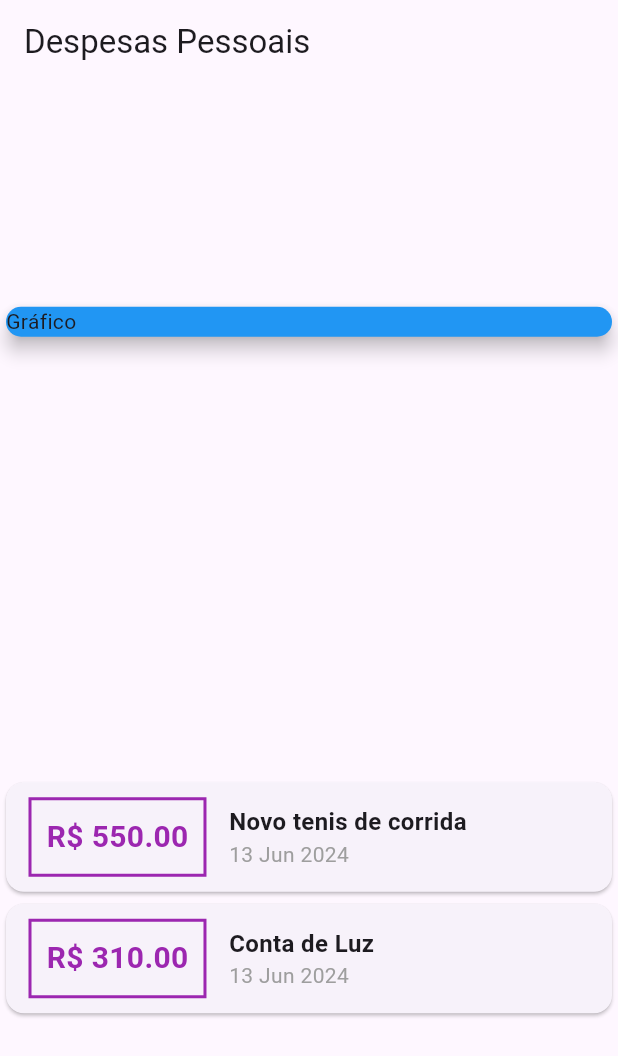
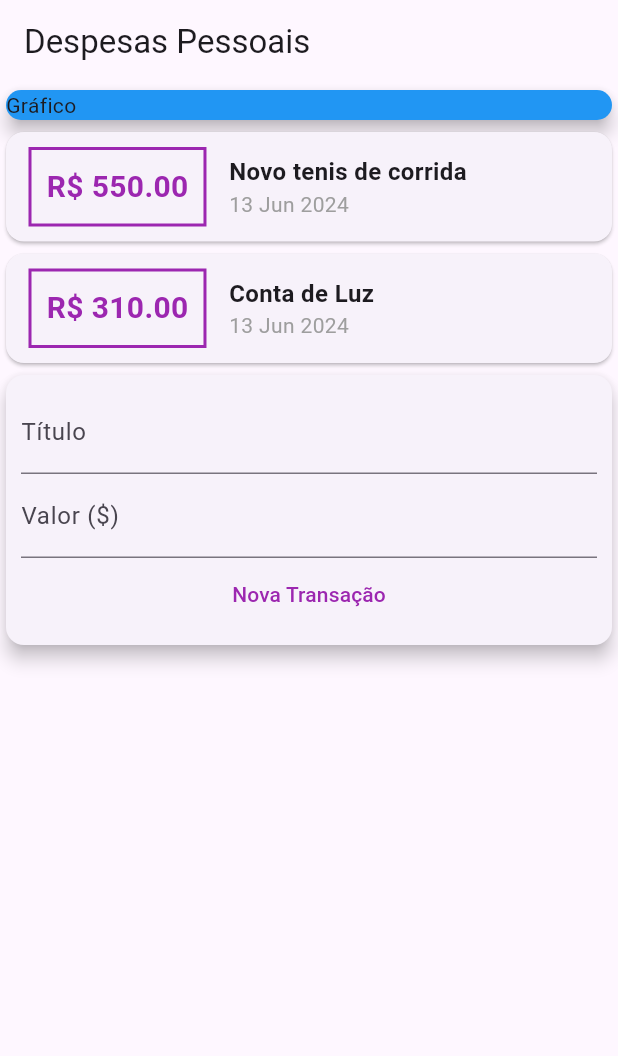
Before and after one commit to alexandreccarmo/despesas_pessoais_flutter, a Flutter app: the screen it shows after launch, on a phone screen of 412 x 824 dp. Shown: the top 1056 px of the screen. Run offline on Flutter 3.47's test engine with Material 3 defaults, Android fonts, the light colour scheme and no system bars.

Commit message:
adicionado formulario inicial

```diff
--- a/expenses_flutter/lib/main.dart
+++ b/expenses_flutter/lib/main.dart
@@ -36,7 +36,6 @@
         title: const Text('Despesas Pessoais'),
       ),
       body: Column(
-        mainAxisAlignment: MainAxisAlignment.spaceAround,
         crossAxisAlignment: CrossAxisAlignment.stretch,
         children: [
           Container(
@@ -95,7 +94,36 @@
                 ),
               );
           }).toList(),
-          )
+          ),
+          Card(
+            elevation: 5,
+            child: Padding(
+              padding: const EdgeInsets.all(10),
+              child: Column(
+                children: [
+                  TextField(
+                    decoration: InputDecoration(
+                      labelText: 'Título',
+                    ),
+                  ),
+                  TextField(
+                    decoration: InputDecoration(
+                      labelText: 'Valor (\$)',
+                    ),
+                  ),
+                  TextButton(
+                    child: const Text(
+                      'Nova Transação',
+                      style: TextStyle(
+                        color: Colors.purple,
+                      ),
+                    ),
+                    onPressed: () {},
+                  ),
+                ],
+              ),
+            ),
+          ),
         ],
       ),
     );
```
